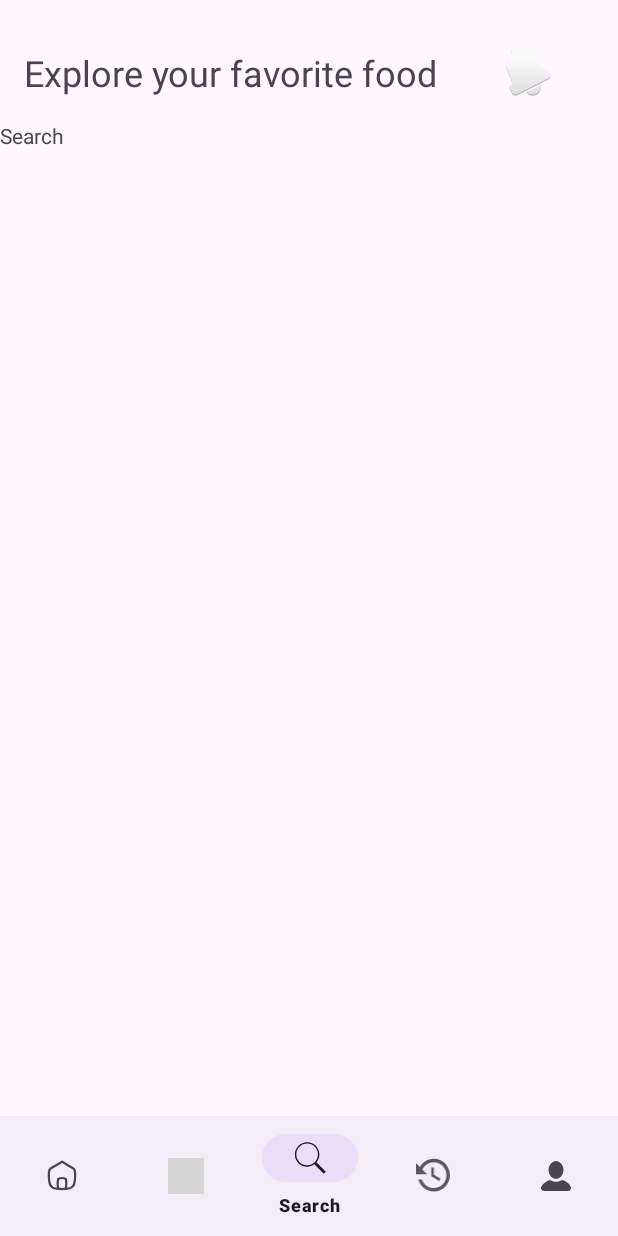
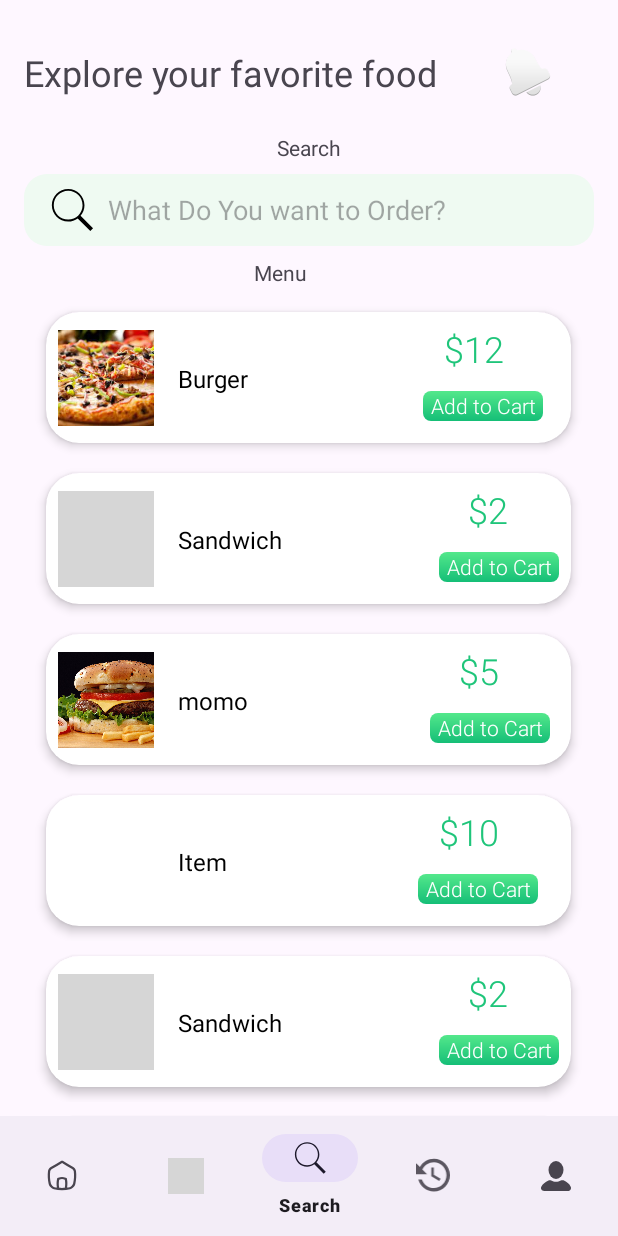
Before and after one commit to amansaraswat177/MunchMate, an Android app: the SearchFragment screen opened through its navigation route, item 3 of the bottom bar chosen, on a phone screen of 412 x 824 dp. Run offline under Robolectric (Android 15) with nearby library versions, the phone set to English and light mode, and no system bars; our stand-ins replace navigation-ui; libraries missing offline, so code that uses them is left out: com.denzcoskun.imageslider; Roboto replaces fonts that are not available here; 7 statements that could not run were skipped; grey boxes are pictures that could not be loaded.

Commit message:
Implementation Of Search Completed in User Panel

```diff
--- a/app/src/main/AndroidManifest.xml
+++ b/app/src/main/AndroidManifest.xml
@@ -33,7 +33,8 @@
         </activity>
         <activity
             android:name=".MainActivity"
-            android:exported="true" >
+            android:exported="true"
+            android:windowSoftInputMode="adjustPan">
             <intent-filter>
                 <action android:name="android.intent.action.MAIN" />
 
--- a/app/src/main/java/com/example/munchmate/Fragment/SearchFragment.kt
+++ b/app/src/main/java/com/example/munchmate/Fragment/SearchFragment.kt
@@ -5,56 +5,92 @@
 import android.view.LayoutInflater
 import android.view.View
 import android.view.ViewGroup
+import androidx.appcompat.widget.SearchView
+import androidx.recyclerview.widget.LinearLayoutManager
 import com.example.munchmate.R
+import com.example.munchmate.adapter.MenuAdapter
+import com.example.munchmate.databinding.FragmentSearchBinding
 
-// TODO: Rename parameter arguments, choose names that match
-// the fragment initialization parameters, e.g. ARG_ITEM_NUMBER
-private const val ARG_PARAM1 = "param1"
-private const val ARG_PARAM2 = "param2"
 
-/**
- * A simple [Fragment] subclass.
- * Use the [SearchFragment.newInstance] factory method to
- * create an instance of this fragment.
- */
+
 class SearchFragment : Fragment() {
-    // TODO: Rename and change types of parameters
-    private var param1: String? = null
-    private var param2: String? = null
+    private lateinit var binding: FragmentSearchBinding
+    private lateinit var adapter: MenuAdapter
+    private val originalMenuFoodName = listOf("Burger", "Sandwich", "momo", "Item", "Sandwich", "momo", "Item")
+    private val originalMenuItemPrice = listOf("$12", "$2", "$5", "$10", "$2", "$5", "$10")
+    private val originalMenuImage = listOf(
+        R.drawable.menu1,
+        R.drawable.menu2,
+        R.drawable.menu3,
+        R.drawable.menu4,
+        R.drawable.menu2,
+        R.drawable.menu3,
+        R.drawable.menu4
+    )
 
-    override fun onCreate(savedInstanceState: Bundle?) {
-        super.onCreate(savedInstanceState)
-        arguments?.let {
-            param1 = it.getString(ARG_PARAM1)
-            param2 = it.getString(ARG_PARAM2)
-        }
-    }
+    private val filteredMenuFoodName = mutableListOf<String>()
+    private val filteredItemPrice = mutableListOf<String>()
+    private val filteredMenuImage = mutableListOf<Int>()
 
     override fun onCreateView(
         inflater: LayoutInflater, container: ViewGroup?,
         savedInstanceState: Bundle?
     ): View? {
-        // Inflate the layout for this fragment
-        return inflater.inflate(R.layout.fragment_search, container, false)
+        binding = FragmentSearchBinding.inflate(inflater, container, false)
+        adapter = MenuAdapter(filteredMenuFoodName, filteredItemPrice, filteredMenuImage)
+        binding.menuRecyclerView.layoutManager = LinearLayoutManager(requireContext())
+        binding.menuRecyclerView.adapter = adapter
+
+        // Setup for Search view
+        setupSearchView()
+        // Show all menu item
+        showAllMenu()
+
+        return binding.root
     }
 
-    companion object {
-        /**
-         * Use this factory method to create a new instance of
-         * this fragment using the provided parameters.
-         *
-         * @param param1 Parameter 1.
-         * @param param2 Parameter 2.
-         * @return A new instance of fragment SearchFragment.
-         */
-        // TODO: Rename and change types and number of parameters
-        @JvmStatic
-        fun newInstance(param1: String, param2: String) =
-            SearchFragment().apply {
-                arguments = Bundle().apply {
-                    putString(ARG_PARAM1, param1)
-                    putString(ARG_PARAM2, param2)
+    private fun showAllMenu() {
+        filteredMenuFoodName.clear()
+        filteredItemPrice.clear()
+        filteredMenuImage.clear()
+
+        filteredMenuFoodName.addAll(originalMenuFoodName)
+        filteredItemPrice.addAll(originalMenuItemPrice)
+        filteredMenuImage.addAll(originalMenuImage)
+        adapter.notifyDataSetChanged()
+    }
+
+    private fun setupSearchView() {
+        binding.searchView.setOnQueryTextListener(object :SearchView.OnQueryTextListener,
+            android.widget.SearchView.OnQueryTextListener {
+            override fun onQueryTextSubmit(query: String): Boolean {
+                filterMenuItems(query)
+                return true
+            }
+
+            override fun onQueryTextChange(newText: String?): Boolean {
+                newText?.let {
+                    filterMenuItems(it)
                 }
+                return true
             }
+        })
+    }
+
+
+
+    private fun filterMenuItems(query: String) {
+        filteredMenuFoodName.clear()
+        filteredItemPrice.clear()
+        filteredMenuImage.clear()
+
+        originalMenuFoodName.forEachIndexed { index, foodName ->
+            if (foodName.contains(query, ignoreCase = true)) {
+                filteredMenuFoodName.add(foodName)
+                filteredItemPrice.add(originalMenuItemPrice[index])
+                filteredMenuImage.add(originalMenuImage[index])
+            }
+        }
+        adapter.notifyDataSetChanged()
     }
 }
--- a/app/src/main/java/com/example/munchmate/MenuBottomSheetFragment.kt
+++ b/app/src/main/java/com/example/munchmate/MenuBottomSheetFragment.kt
@@ -1,14 +1,11 @@
 package com.example.munchmate
 
 import android.os.Bundle
-import androidx.fragment.app.Fragment
 import android.view.LayoutInflater
 import android.view.View
 import android.view.ViewGroup
 import androidx.recyclerview.widget.LinearLayoutManager
-import com.example.munchmate.adapter.CartAdapter
 import com.example.munchmate.adapter.MenuAdapter
-import com.example.munchmate.databinding.FragmentCartBinding
 import com.example.munchmate.databinding.FragmentMenuBottomSheetBinding
 import com.google.android.material.bottomsheet.BottomSheetDialogFragment
 
--- a/app/src/main/java/com/example/munchmate/adapter/MenuAdapter.kt
+++ b/app/src/main/java/com/example/munchmate/adapter/MenuAdapter.kt
@@ -5,7 +5,7 @@
 import androidx.recyclerview.widget.RecyclerView
 import com.example.munchmate.databinding.MenuItemBinding
 
-class MenuAdapter(private val menuItemsName:MutableList<String>,private val menuItemPrice:MutableList<String>,private val MenuImage:MutableList<Int>):
+class MenuAdapter(private val menuItemsName: List<String>, private val menuItemPrice: List<String>, private val MenuImage: List<Int>):
     RecyclerView.Adapter<MenuAdapter.MenuViewHolder>() {
 
 
--- /dev/null
+++ b/app/src/main/res/drawable/searchshape.xml
@@ -0,0 +1,6 @@
+<?xml version="1.0" encoding="utf-8"?>
+<shape xmlns:android="http://schemas.android.com/apk/res/android">
+<solid android:color="#EFFAF2"/>
+    <corners android:radius="15dp"/>
+
+</shape>
--- a/app/src/main/res/layout/fragment_search.xml
+++ b/app/src/main/res/layout/fragment_search.xml
@@ -1,5 +1,6 @@
 <?xml version="1.0" encoding="utf-8"?>
-<FrameLayout xmlns:android="http://schemas.android.com/apk/res/android"
+<androidx.constraintlayout.widget.ConstraintLayout xmlns:android="http://schemas.android.com/apk/res/android"
+    xmlns:app="http://schemas.android.com/apk/res-auto"
     xmlns:tools="http://schemas.android.com/tools"
     android:layout_width="match_parent"
     android:layout_height="match_parent"
@@ -7,8 +8,49 @@
 
     <!-- TODO: Update blank fragment layout -->
     <TextView
+        android:id="@+id/textView20"
+        android:layout_width="wrap_content"
+        android:layout_height="wrap_content"
+        android:layout_marginTop="8dp"
+        android:text="Search"
+        app:layout_constraintEnd_toEndOf="parent"
+        app:layout_constraintStart_toStartOf="parent"
+        app:layout_constraintTop_toTopOf="parent" />
+
+    <SearchView
+        android:id="@+id/searchView"
+        android:layout_width="0dp"
+        android:layout_height="wrap_content"
+        android:layout_marginLeft="16dp"
+        android:layout_marginTop="8dp"
+        android:layout_marginRight="16dp"
+        android:background="@drawable/searchshape"
+        android:iconifiedByDefault="false"
+        android:queryBackground="@android:color/transparent"
+        android:queryHint="What Do You want to Order?"
+        android:searchIcon="@drawable/icons8_search"
+        app:layout_constraintEnd_toEndOf="parent"
+        app:layout_constraintStart_toStartOf="parent"
+        app:layout_constraintTop_toBottomOf="@+id/textView20" />
+
+    <androidx.recyclerview.widget.RecyclerView
+        android:id="@+id/menuRecyclerView"
         android:layout_width="match_parent"
-        android:layout_height="match_parent"
-        android:text="Search" />
+        android:layout_height="0dp"
+        android:layout_marginTop="8dp"
+        app:layout_constraintBottom_toBottomOf="parent"
+        app:layout_constraintEnd_toEndOf="parent"
+        app:layout_constraintStart_toStartOf="parent"
+        app:layout_constraintTop_toBottomOf="@+id/textView22" />
 
-</FrameLayout>
+    <TextView
+        android:id="@+id/textView22"
+        android:layout_width="73dp"
+        android:layout_height="18dp"
+        android:layout_marginTop="8dp"
+        android:text="Menu"
+        app:layout_constraintEnd_toEndOf="parent"
+        app:layout_constraintStart_toStartOf="parent"
+        app:layout_constraintTop_toBottomOf="@+id/searchView" />
+
+</androidx.constraintlayout.widget.ConstraintLayout>
```
